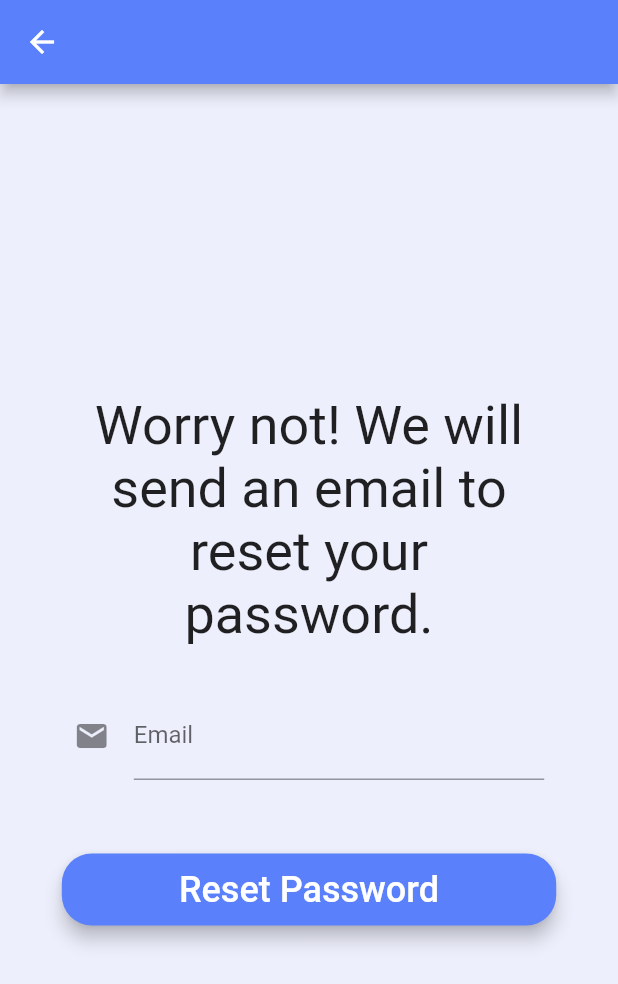
After one commit to JeffZincatz/PlanNUS, a Flutter app: the ResetPassword screen opened directly, on a phone screen of 412 x 824 dp. The commit adds this screen. Shown: the top 984 px of the screen. Run offline on Flutter 3.47's test engine with Material 2 defaults, Android fonts, the phone set to English and light mode, and no system bars; our stand-ins replace cloud_firestore, firebase_auth, firebase_core, fl_chart, flutter_datetime_picker, flutter_spinkit and 2 more; accounts and stored records are empty; network calls fail.

Commit message:
added forgot password

```diff
--- /dev/null
+++ b/lib/screens/authenticate/ResetPassword.dart
@@ -0,0 +1,102 @@
+import 'package:flutter/material.dart';
+import 'package:plannus/elements/Loading.dart';
+import 'package:plannus/elements/MyButtons.dart';
+import 'package:plannus/util/PresetColors.dart';
+import 'package:plannus/util/Validate.dart';
+import 'package:plannus/services/AuthService.dart';
+
+import 'ResetPasswordSuccessful.dart';
+
+class ResetPassword extends StatefulWidget {
+  @override
+  _ResetPasswordState createState() => _ResetPasswordState();
+}
+
+class _ResetPasswordState extends State<ResetPassword> {
+  final _formKey = GlobalKey<FormState>();
+  final _auth = AuthService();
+
+  String email = "";
+  String error = "";
+
+  bool loading = false;
+
+  Validate validator = new Validate();
+
+  @override
+  Widget build(BuildContext context) {
+    return loading
+        ? Loading()
+        : Scaffold(
+            appBar: AppBar(backgroundColor: PresetColors.blueAccent),
+            backgroundColor: PresetColors.background,
+            body: SafeArea(
+              child: Center(
+                child: FractionallySizedBox(
+                  widthFactor: 0.8,
+                  child: ListView(
+                    shrinkWrap: true,
+                    children: [
+                      Text(
+                        "Worry not! We will send an email to reset your password.",
+                        style: TextStyle(
+                          fontSize: 36,
+                        ),
+                        textAlign: TextAlign.center,
+                      ),
+                      Padding(
+                        padding: const EdgeInsets.symmetric(
+                            vertical: 30, horizontal: 8),
+                        child: Form(
+                          key: _formKey,
+                          child: TextFormField(
+                            decoration: InputDecoration(
+                              icon: Icon(Icons.email),
+                              hintText: 'Enter your email',
+                              labelText: 'Email',
+                            ),
+                            onChanged: (value) {
+                              setState(() => email = value);
+                            },
+                            validator: validator.validateEmail,
+                          ),
+                        ),
+                      ),
+                      Center(
+                        child: Text(
+                          error,
+                          textAlign: TextAlign.center,
+                          style: TextStyle(
+                            color: Colors.red,
+                            fontSize: 16,
+                          ),
+                        ),
+                      ),
+                      MyButtons.roundedBlue(
+                        onPressed: () async {
+                          if (_formKey.currentState.validate()) {
+                            setState(() {
+                              loading = true;
+                            });
+                            try {
+                              await _auth.sendPasswordResetEmail(email: email);
+                              Navigator.of(context).popUntil((route) => route.isFirst);
+                              Navigator.push(context, MaterialPageRoute(builder: (context) => ResetPasswordSuccessful()));
+                            } catch (err) {
+                              setState(() {
+                                loading = false;
+                                error = err;
+                              });
+                            }
+                          }
+                        },
+                        text: "Reset Password",
+                      ),
+                    ],
+                  ),
+                ),
+              ),
+            ),
+          );
+  }
+}
--- a/lib/screens/authenticate/Verifying.dart
+++ b/lib/screens/authenticate/Verifying.dart
@@ -30,7 +30,7 @@ class _VerifyingState extends State<Verifying> {
             Icon(
               Icons.thumb_up_alt_outlined,
               color: PresetColors.blueAccent,
-              size: 60,
+              size: 72,
             ),
             SizedBox(
               height: 20,
--- a/lib/services/AuthService.dart
+++ b/lib/services/AuthService.dart
@@ -58,7 +58,7 @@ class AuthService {
   }
 
   // sign out
-  Future signOut() async {
+  Future<void> signOut() async {
     try {
       return await _auth.signOut();
     } catch (error) {
@@ -71,4 +71,8 @@ class AuthService {
   User getCurrentUser() {
     return _auth.currentUser;
   }
+
+  Future<void> sendPasswordResetEmail({String email}) async {
+    return await _auth.sendPasswordResetEmail(email: email);
+  }
 }
```
Also changed, not shown: lib/screens/authenticate/ResetPasswordSuccessful.dart (added, +34 -0 lines), lib/screens/authenticate/SignIn.dart (+13 -0 lines).
